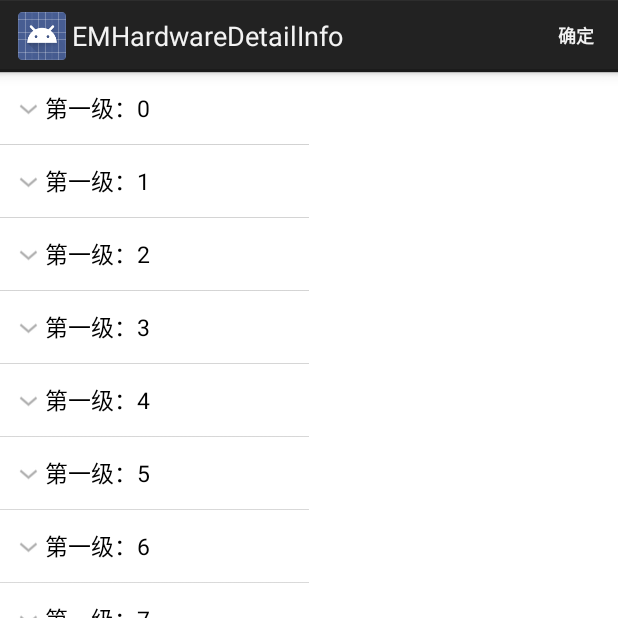
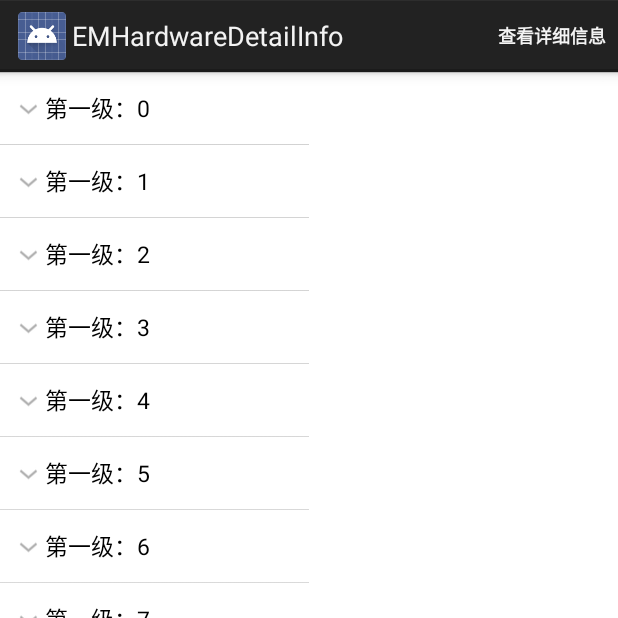
Before and after one commit to linliangliang/EMHardwokInfo, an Android app: the screen it shows after launch (MainActivity), on a phone screen of 412 x 824 dp, the top half of it. Run offline under Robolectric (Android 15) with nearby library versions, the phone set to English and light mode, and no system bars.

Commit message:
2018-09-22.11:30:00

```diff
--- a/app/src/main/java/com/zhengyuan/emhardwaredetailinfo/MainActivity.java
+++ b/app/src/main/java/com/zhengyuan/emhardwaredetailinfo/MainActivity.java
@@ -76,10 +76,8 @@ public class MainActivity extends Activity {
     @Override
     public boolean onMenuItemSelected(int featureId, MenuItem item) {
         if (item.getItemId() == R.id.menu_sure) {
-
             String message = "第一级选中的是第" + threeListAdapter.getOneItemSelect() + "，第二级选中的是第" + threeListAdapter.getTwoItemSelect();
             Toast.makeText(this, message, Toast.LENGTH_LONG).show();
-
             // 拿到第三级选中的列表，这里可以这样拿，也可以直接从我们数据源中拿
             List<ThirdBean> threeSelect = threeListAdapter.getThreeSelect();
             if (threeSelect.size() > 0) {
--- a/app/src/main/java/com/zhengyuan/emhardwaredetailinfo/adapter/FirstSecondAdapter.java
+++ b/app/src/main/java/com/zhengyuan/emhardwaredetailinfo/adapter/FirstSecondAdapter.java
@@ -174,4 +174,6 @@ public class FirstSecondAdapter extends BaseExpandableListAdapter {
     public boolean isChildSelectable(int groupPosition, int childPosition) {
         return true;
     }
+
+
 }
--- a/app/src/main/java/com/zhengyuan/emhardwaredetailinfo/adapter/ThirdAdapter.java
+++ b/app/src/main/java/com/zhengyuan/emhardwaredetailinfo/adapter/ThirdAdapter.java
@@ -142,11 +142,11 @@ public class ThirdAdapter extends BaseAdapter {
 
         @Override
         public void onClick(View v) {
-            {//反选其他控件
+            /*{//不选其他控件
                 for(ThirdBean ThirdBean:mThirdBeans){
-                    mThirdBean.setChecked(false);
+                    ThirdBean.setChecked(false);
                 }
-            }
+            }*/
             // 点击Item的时候选中或者反选当前Item，这里没有让其它item反选，说明就是多选
             getItem(position).toggle();
             notifyDataSetChanged();
--- a/app/src/main/res/layout/activity_main.xml
+++ b/app/src/main/res/layout/activity_main.xml
@@ -2,6 +2,39 @@
 <LinearLayout xmlns:android="http://schemas.android.com/apk/res/android"
     android:layout_width="match_parent"
     android:layout_height="match_parent"
+    android:orientation="vertical">
+    <!--<LinearLayout
+        android:layout_width="match_parent"
+        android:layout_height="wrap_content"
+        android:orientation="horizontal">
+        <LinearLayout
+            android:layout_width="0dp"
+            android:layout_height="wrap_content"
+            android:layout_weight="1">
+            <EditText
+                android:layout_width="wrap_content"
+                android:layout_height="match_parent"
+                android:hint="123"/>
+        </LinearLayout>
+        <LinearLayout
+            android:layout_width="0dp"
+            android:layout_height="match_parent"
+            android:layout_weight="1">
+            <Button
+                android:layout_width="wrap_content"
+                android:layout_height="wrap_content"
+                android:text="全选"/>
+            <Button
+                android:layout_width="wrap_content"
+                android:layout_height="wrap_content"
+                android:text="取消全选"/>
+        </LinearLayout>
+
+
+    </LinearLayout>-->
+    <LinearLayout
+        android:layout_width="match_parent"
+        android:layout_height="wrap_content"
         android:orientation="horizontal">
         <ExpandableListView
             android:id="@+id/parents_ExpListView"
@@ -17,5 +50,5 @@
             android:layout_weight="1"
             android:scrollbars="none"
             android:background="#FFFFFF"/>
-
     </LinearLayout>
+</LinearLayout>
--- a/app/src/main/res/menu/activity_main.xml
+++ b/app/src/main/res/menu/activity_main.xml
@@ -4,6 +4,6 @@
     <item
         android:id="@+id/menu_sure"
         android:showAsAction="always"
-        android:title="确定" />
+        android:title="查看详细信息" />
 
 </menu>
```
Lines whose indentation alone changed are shown as unchanged.
